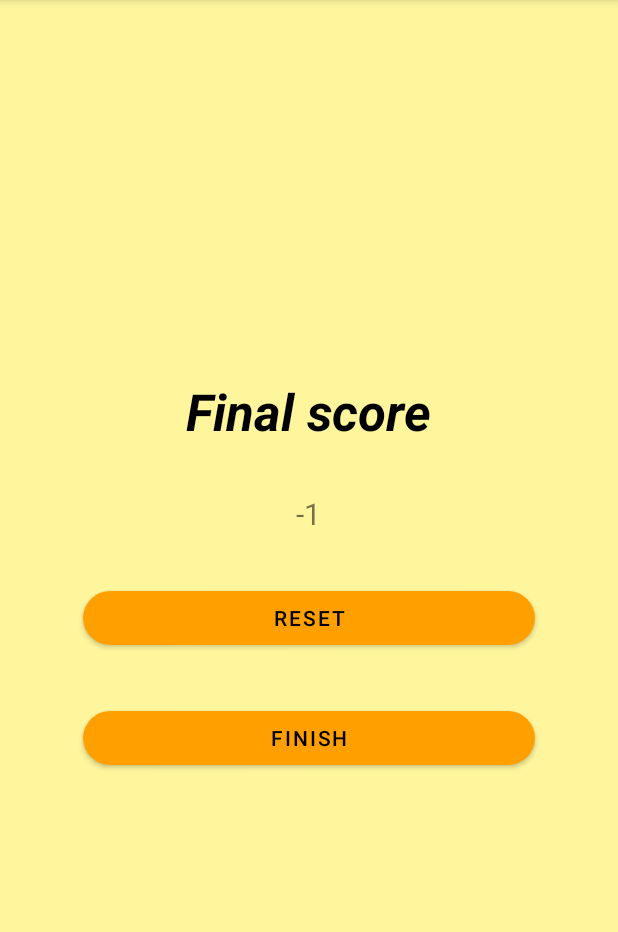
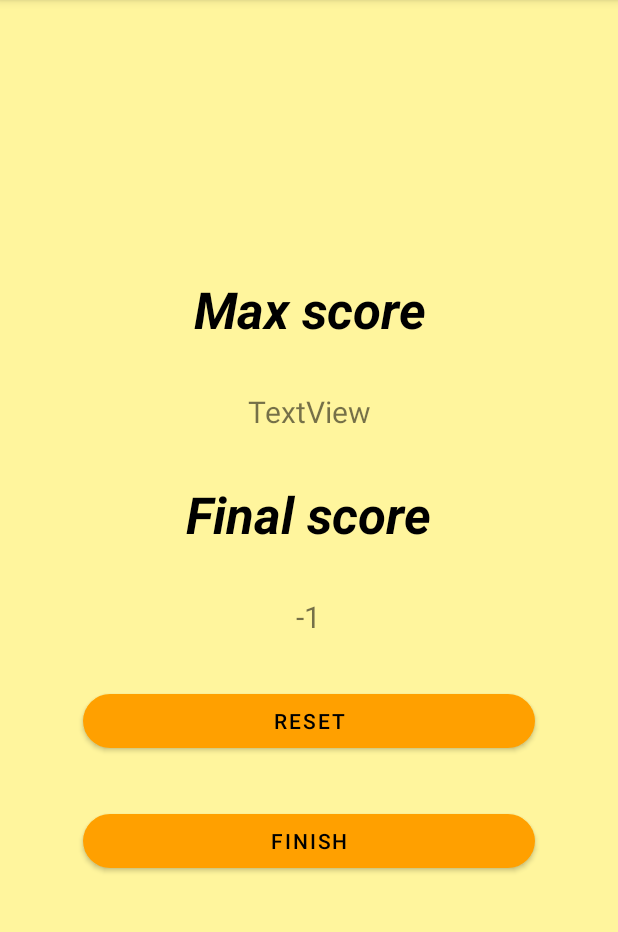
Before and after one commit to zahhard/mathPlay, an Android app: the resultActivty screen opened directly, with no data from a screen before it, on a phone screen of 412 x 824 dp, the part 84-1016 px from its top. Run offline under Robolectric (Android 15) with nearby library versions, the phone set to English and light mode, and no system bars.

Commit message:
2 text views added for max score scoreList added a fun for calc max score added

```diff
--- a/app/src/main/java/com/example/mathplay/Game.kt
+++ b/app/src/main/java/com/example/mathplay/Game.kt
@@ -15,6 +15,7 @@ object Game {
     var startRangB = "0"
     var endRangB = "10"
     var operator = ""
+    var scoreList = ArrayList<Int>()
 
 
     fun createRandoms(){
@@ -60,4 +61,8 @@ object Game {
     fun randomOption(){
         randomIndex = Random.nextInt(0..3)
     }
+
+    fun max (): Int? {
+        return (scoreList.maxOrNull())
+    }
 }
--- a/app/src/main/res/layout/activity_result.xml
+++ b/app/src/main/res/layout/activity_result.xml
@@ -10,7 +10,29 @@
     tools:context=".resultActivty">
 
     <TextView
-        android:id="@+id/tv_score_final_score"
+        android:id="@+id/max_score"
+        android:layout_width="match_parent"
+        android:layout_height="wrap_content"
+        android:text="Max score"
+        android:gravity="center"
+        android:layout_margin="16dp"
+        android:layout_marginTop="140dp"
+        android:textColor="@color/black"
+        android:textSize="34sp"
+        android:textStyle="bold|italic"/>
+
+    <TextView
+        android:id="@+id/max_score_added"
+        android:layout_width="match_parent"
+        android:layout_height="wrap_content"
+        android:layout_margin="16dp"
+        android:layout_marginTop="140dp"
+        android:gravity="center"
+        android:textSize="20sp"
+        android:text="TextView" />
+
+    <TextView
+        android:id="@+id/tv_score_final"
         android:layout_width="wrap_content"
         android:layout_height="wrap_content"
         android:layout_margin="16dp"
@@ -48,4 +70,5 @@
         android:layout_marginHorizontal="55sp"
         app:cornerRadius="30sp"
         android:text="@string/finish" />
+
 </LinearLayout>
```
